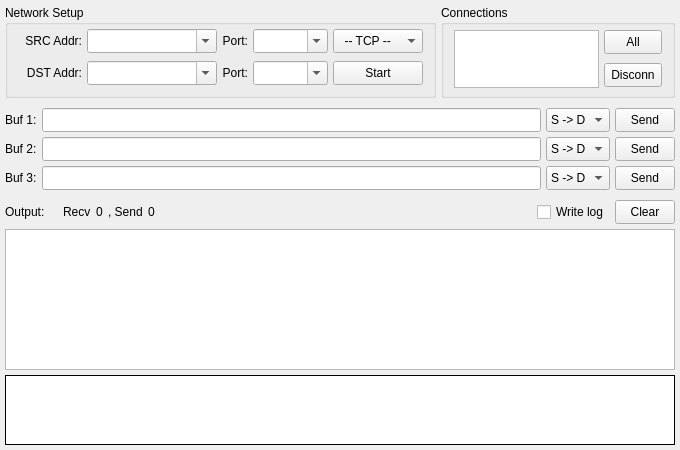
Qt form src/transferform.ui (Windowsist/sokit2) before a commit.
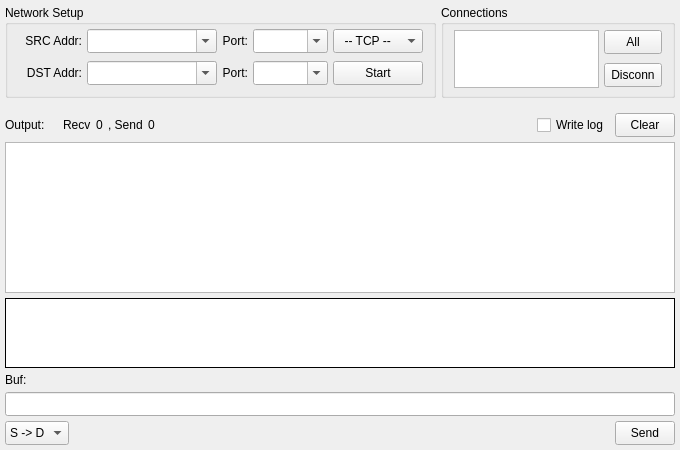
The same form after that commit.

What changed in the file:
```diff
--- a/src/transferform.ui
+++ b/src/transferform.ui
@@ -510,234 +510,6 @@
      <property name="spacing">
       <number>5</number>
      </property>
-     <item row="0" column="0">
-      <widget class="QLabel" name="lab5">
-       <property name="text">
-        <string>Buf 1:</string>
-       </property>
-      </widget>
-     </item>
-     <item row="0" column="3">
-      <widget class="QToolButton" name="btnSend1">
-       <property name="minimumSize">
-        <size>
-         <width>60</width>
-         <height>24</height>
-        </size>
-       </property>
-       <property name="maximumSize">
-        <size>
-         <width>60</width>
-         <height>24</height>
-        </size>
-       </property>
-       <property name="text">
-        <string>Send</string>
-       </property>
-       <property name="checkable">
-        <bool>false</bool>
-       </property>
-      </widget>
-     </item>
-     <item row="1" column="0">
-      <widget class="QLabel" name="lab6">
-       <property name="text">
-        <string>Buf 2:</string>
-       </property>
-      </widget>
-     </item>
-     <item row="1" column="1">
-      <widget class="QLineEdit" name="edtBuf2">
-       <property name="minimumSize">
-        <size>
-         <width>0</width>
-         <height>24</height>
-        </size>
-       </property>
-       <property name="maximumSize">
-        <size>
-         <width>16777215</width>
-         <height>24</height>
-        </size>
-       </property>
-      </widget>
-     </item>
-     <item row="1" column="3">
-      <widget class="QToolButton" name="btnSend2">
-       <property name="minimumSize">
-        <size>
-         <width>60</width>
-         <height>24</height>
-        </size>
-       </property>
-       <property name="maximumSize">
-        <size>
-         <width>60</width>
-         <height>24</height>
-        </size>
-       </property>
-       <property name="text">
-        <string>Send</string>
-       </property>
-      </widget>
-     </item>
-     <item row="2" column="0">
-      <widget class="QLabel" name="lab7">
-       <property name="text">
-        <string>Buf 3:</string>
-       </property>
-      </widget>
-     </item>
-     <item row="2" column="1">
-      <widget class="QLineEdit" name="edtBuf3">
-       <property name="minimumSize">
-        <size>
-         <width>0</width>
-         <height>24</height>
-        </size>
-       </property>
-       <property name="maximumSize">
-        <size>
-         <width>16777215</width>
-         <height>24</height>
-        </size>
-       </property>
-      </widget>
-     </item>
-     <item row="2" column="3">
-      <widget class="QToolButton" name="btnSend3">
-       <property name="minimumSize">
-        <size>
-         <width>60</width>
-         <height>24</height>
-        </size>
-       </property>
-       <property name="maximumSize">
-        <size>
-         <width>60</width>
-         <height>24</height>
-        </size>
-       </property>
-       <property name="text">
-        <string>Send</string>
-       </property>
-      </widget>
-     </item>
-     <item row="0" column="1">
-      <widget class="QLineEdit" name="edtBuf1">
-       <property name="minimumSize">
-        <size>
-         <width>0</width>
-         <height>24</height>
-        </size>
-       </property>
-       <property name="maximumSize">
-        <size>
-         <width>16777215</width>
-         <height>24</height>
-        </size>
-       </property>
-      </widget>
-     </item>
-     <item row="0" column="2">
-      <widget class="QComboBox" name="cmbDir1">
-       <property name="sizePolicy">
-        <sizepolicy hsizetype="Fixed" vsizetype="Fixed">
-         <horstretch>0</horstretch>
-         <verstretch>0</verstretch>
-        </sizepolicy>
-       </property>
-       <property name="minimumSize">
-        <size>
-         <width>0</width>
-         <height>24</height>
-        </size>
-       </property>
-       <property name="maximumSize">
-        <size>
-         <width>16777215</width>
-         <height>24</height>
-        </size>
-       </property>
-       <property name="frame">
-        <bool>true</bool>
-       </property>
-       <item>
-        <property name="text">
-         <string notr="true">S -&gt; D</string>
-        </property>
-       </item>
-       <item>
-        <property name="text">
-         <string notr="true">D -&gt; S</string>
-        </property>
-       </item>
-      </widget>
-     </item>
-     <item row="1" column="2">
-      <widget class="QComboBox" name="cmbDir2">
-       <property name="sizePolicy">
-        <sizepolicy hsizetype="Fixed" vsizetype="Fixed">
-         <horstretch>0</horstretch>
-         <verstretch>0</verstretch>
-        </sizepolicy>
-       </property>
-       <property name="minimumSize">
-        <size>
-         <width>0</width>
-         <height>24</height>
-        </size>
-       </property>
-       <property name="maximumSize">
-        <size>
-         <width>16777215</width>
-         <height>24</height>
-        </size>
-       </property>
-       <item>
-        <property name="text">
-         <string notr="true">S -&gt; D</string>
-        </property>
-       </item>
-       <item>
-        <property name="text">
-         <string notr="true">D -&gt; S</string>
-        </property>
-       </item>
-      </widget>
-     </item>
-     <item row="2" column="2">
-      <widget class="QComboBox" name="cmbDir3">
-       <property name="sizePolicy">
-        <sizepolicy hsizetype="Fixed" vsizetype="Fixed">
-         <horstretch>0</horstretch>
-         <verstretch>0</verstretch>
-        </sizepolicy>
-       </property>
-       <property name="minimumSize">
-        <size>
-         <width>0</width>
-         <height>24</height>
-        </size>
-       </property>
-       <property name="maximumSize">
-        <size>
-         <width>16777215</width>
-         <height>24</height>
-        </size>
-       </property>
-       <item>
-        <property name="text">
-         <string notr="true">S -&gt; D</string>
-        </property>
-       </item>
-       <item>
-        <property name="text">
-         <string notr="true">D -&gt; S</string>
-        </property>
-       </item>
-      </widget>
-     </item>
     </layout>
    </item>
    <item>
@@ -939,6 +711,106 @@
      </property>
     </widget>
    </item>
+   <item>
+    <widget class="QLabel" name="lab5">
+     <property name="text">
+      <string>Buf:</string>
+     </property>
+    </widget>
+   </item>
+   <item>
+    <widget class="QLineEdit" name="edtBuf1">
+     <property name="minimumSize">
+      <size>
+       <width>0</width>
+       <height>24</height>
+      </size>
+     </property>
+     <property name="maximumSize">
+      <size>
+       <width>16777215</width>
+       <height>24</height>
+      </size>
+     </property>
+    </widget>
+   </item>
+   <item>
+    <layout class="QHBoxLayout" name="horizontalLayout_6">
+     <property name="topMargin">
+      <number>0</number>
+     </property>
+     <item>
+      <widget class="QComboBox" name="cmbDir1">
+       <property name="sizePolicy">
+        <sizepolicy hsizetype="Fixed" vsizetype="Fixed">
+         <horstretch>0</horstretch>
+         <verstretch>0</verstretch>
+        </sizepolicy>
+       </property>
+       <property name="minimumSize">
+        <size>
+         <width>0</width>
+         <height>24</height>
+        </size>
+       </property>
+       <property name="maximumSize">
+        <size>
+         <width>16777215</width>
+         <height>24</height>
+        </size>
+       </property>
+       <property name="frame">
+        <bool>true</bool>
+       </property>
+       <item>
+        <property name="text">
+         <string notr="true">S -&gt; D</string>
+        </property>
+       </item>
+       <item>
+        <property name="text">
+         <string notr="true">D -&gt; S</string>
+        </property>
+       </item>
+      </widget>
+     </item>
+     <item>
+      <spacer name="horizontalSpacer">
+       <property name="orientation">
+        <enum>Qt::Horizontal</enum>
+       </property>
+       <property name="sizeHint" stdset="0">
+        <size>
+         <width>40</width>
+         <height>20</height>
+        </size>
+       </property>
+      </spacer>
+     </item>
+     <item>
+      <widget class="QToolButton" name="btnSend1">
+       <property name="minimumSize">
+        <size>
+         <width>60</width>
+         <height>24</height>
+        </size>
+       </property>
+       <property name="maximumSize">
+        <size>
+         <width>60</width>
+         <height>24</height>
+        </size>
+       </property>
+       <property name="text">
+        <string>Send</string>
+       </property>
+       <property name="checkable">
+        <bool>false</bool>
+       </property>
+      </widget>
+     </item>
+    </layout>
+   </item>
   </layout>
  </widget>
  <tabstops>
```
Left out of the diff: 11 changed lines with no effect on the pictures.
